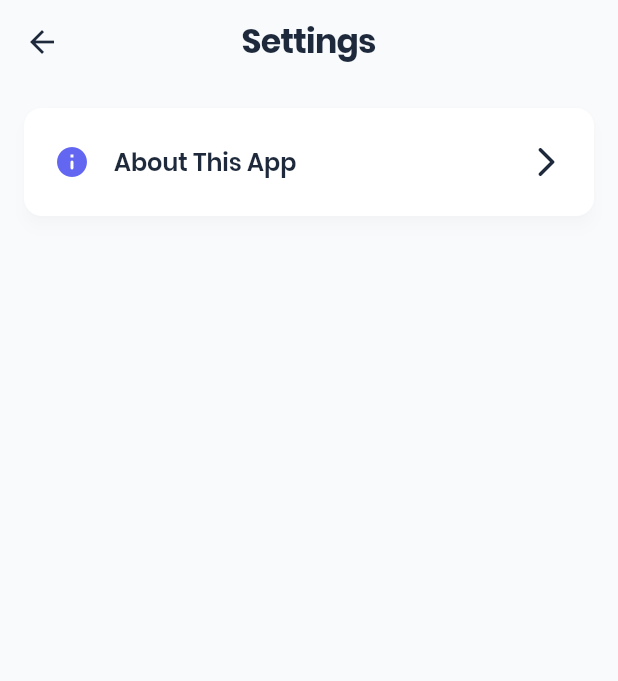
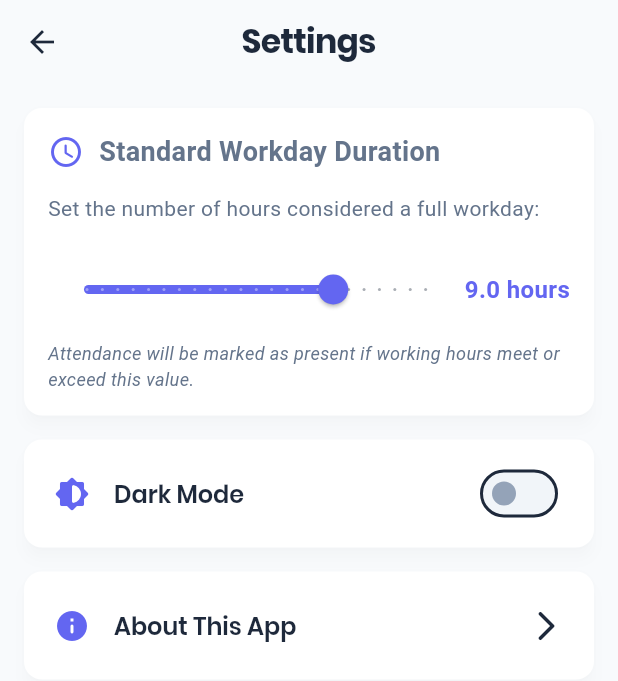
Before and after one commit to suvojit213/attendence_tracker, a Flutter app: the SettingsScreen screen opened directly, on a phone screen of 412 x 824 dp. Shown: the top 681 px of the screen. Run offline on Flutter 3.47's test engine with Material 3 defaults, Android fonts, the phone set to English and light mode, and no system bars; our stand-ins replace shared_preferences, table_calendar; accounts and stored records are empty.

Commit message:
feat: Restore standard working hours and dark mode toggles in settings
- Reverted changes to settings_screen.dart to bring back the standard working hours slider and dark mode toggle.

```diff
--- a/lib/screens/settings_screen.dart
+++ b/lib/screens/settings_screen.dart
@@ -54,6 +54,92 @@ class _SettingsScreenState extends State<SettingsScreen> {
             Card(
               elevation: 4,
               shape: RoundedRectangleBorder(borderRadius: BorderRadius.circular(12)),
+              child: Padding(
+                padding: const EdgeInsets.all(16.0),
+                child: Column(
+                  crossAxisAlignment: CrossAxisAlignment.start,
+                  children: [
+                    Row(
+                      children: [
+                        Icon(Icons.access_time_rounded, color: Theme.of(context).primaryColor),
+                        const SizedBox(width: 10),
+                        const Text(
+                          'Standard Workday Duration',
+                          style: TextStyle(
+                            fontSize: 18,
+                            fontWeight: FontWeight.bold,
+                          ),
+                        ),
+                      ],
+                    ),
+                    const SizedBox(height: 15),
+                    const Text(
+                      'Set the number of hours considered a full workday:',
+                      style: TextStyle(
+                        fontSize: 14,
+                      ),
+                    ),
+                    const SizedBox(height: 20),
+                    Row(
+                      children: [
+                        Expanded(
+                          child: Slider(
+                            value: _standardWorkingHours,
+                            min: 1.0,
+                            max: 12.0,
+                            divisions: 22, // 1.0 to 12.0 with 0.5 increments
+                            label: _standardWorkingHours.toStringAsFixed(1),
+                            onChanged: (newValue) {
+                              setState(() {
+                                _standardWorkingHours = newValue;
+                              });
+                            },
+                            onChangeEnd: (newValue) {
+                              _saveStandardWorkingHours(newValue);
+                            },
+                          ),
+                        ),
+                        Text(
+                          '${_standardWorkingHours.toStringAsFixed(1)} hours',
+                          style: TextStyle(
+                            fontSize: 16,
+                            fontWeight: FontWeight.bold,
+                            color: Theme.of(context).primaryColor,
+                          ),
+                        ),
+                      ],
+                    ),
+                    const SizedBox(height: 10),
+                    const Text(
+                      'Attendance will be marked as present if working hours meet or exceed this value.',
+                      style: TextStyle(
+                        fontSize: 12,
+                        fontStyle: FontStyle.italic,
+                      ),
+                    ),
+                  ],
+                ),
+              ),
+            ),
+            const SizedBox(height: 16),
+            Card(
+              elevation: 4,
+              shape: RoundedRectangleBorder(borderRadius: BorderRadius.circular(12)),
+              child: ListTile(
+                leading: Icon(Icons.brightness_6_rounded, color: Theme.of(context).primaryColor),
+                title: const Text('Dark Mode'),
+                trailing: Switch(
+                  value: themeService.value == ThemeMode.dark,
+                  onChanged: (value) {
+                    themeService.toggleTheme(value);
+                  },
+                ),
+              ),
+            ),
+            const SizedBox(height: 16),
+            Card(
+              elevation: 4,
+              shape: RoundedRectangleBorder(borderRadius: BorderRadius.circular(12)),
               child: ListTile(
                 leading: Icon(Icons.info_rounded, color: Theme.of(context).primaryColor),
                 title: const Text('About This App'),
```
